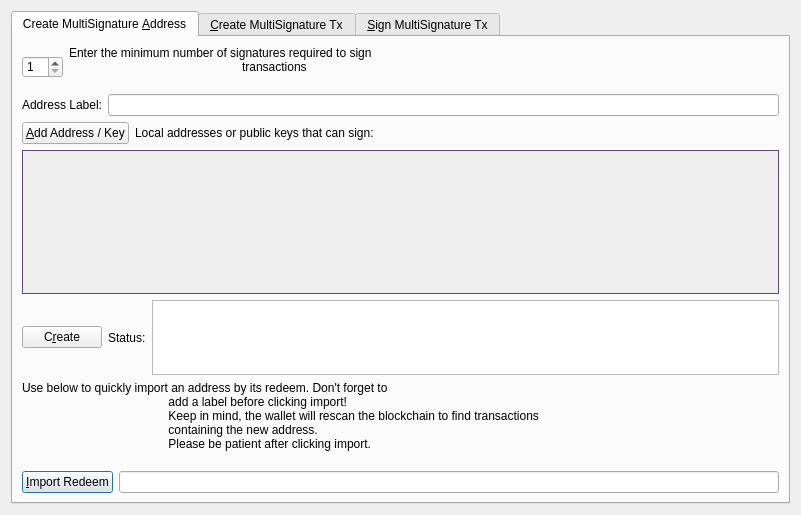
Qt form src/qt/forms/multisigdialog.ui (WisprProject/core) before a commit.
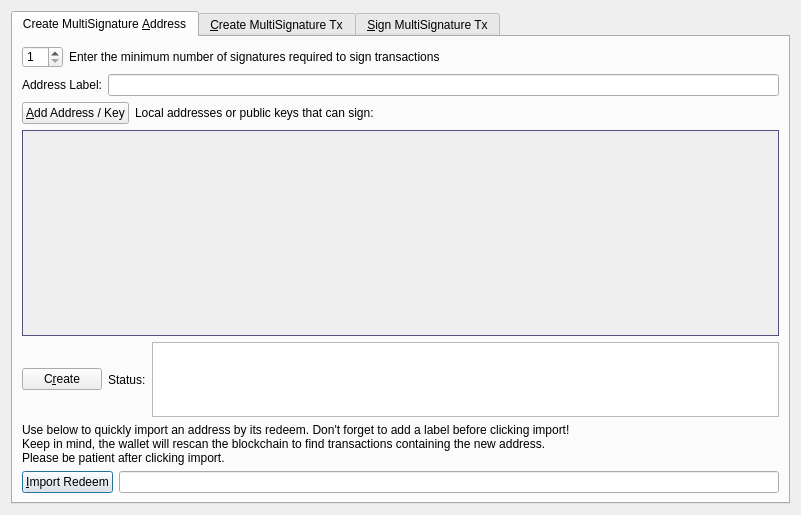
The same form after that commit. The open tabs and pages were chosen to show the change. Icons and pictures are not drawn.

The edit to the form file:
```diff
--- a/src/qt/forms/multisigdialog.ui
+++ b/src/qt/forms/multisigdialog.ui
@@ -66,9 +66,7 @@
                                     <item>
                                         <widget class="QLabel" name="enterMLabel">
                                             <property name="text">
-                                                <string>Enter the minimum number of signatures required to sign
-                                                    transactions
-                                                </string>
+            <string>Enter the minimum number of signatures required to sign transactions</string>
                                             </property>
                                         </widget>
                                     </item>
@@ -248,12 +246,9 @@
                                         </sizepolicy>
                                     </property>
                                     <property name="text">
-                                        <string>Use below to quickly import an address by its redeem. Don't forget to
-                                            add a label before clicking import!
-                                            Keep in mind, the wallet will rescan the blockchain to find transactions
-                                            containing the new address.
-                                            Please be patient after clicking import.
-                                        </string>
+          <string>Use below to quickly import an address by its redeem. Don't forget to add a label before clicking import!
+Keep in mind, the wallet will rescan the blockchain to find transactions containing the new address.
+Please be patient after clicking import.</string>
                                     </property>
                                     <property name="scaledContents">
                                         <bool>false</bool>
```
Left out of the diff: 77 changed lines with no effect on the pictures. Lines whose indentation alone changed are shown as unchanged.
